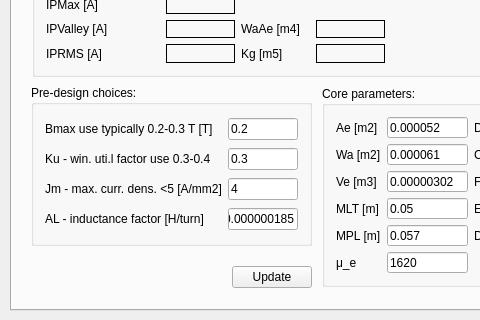
Before: the Qt Designer form FLySMPS.ui in aemeltsev/FLySMPS, drawn with Qt 5; both pictures show x 0 to 480 and y 170 to 490 of the 890 by 490 pixel window.
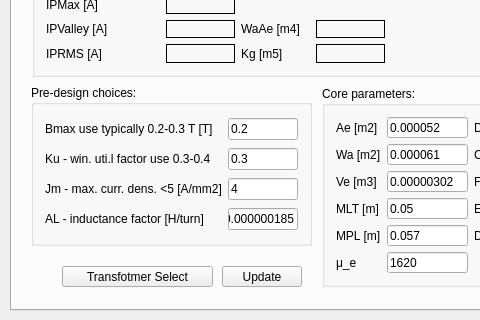
After: the same form once the commit is applied. The open tabs and pages were chosen to show the change. Icons and pictures are not drawn. Custom widgets are drawn as their Qt base class.

Commit message: feat: Update main ui

The edit to the form file:
```diff
--- a/FLySMPS.ui
+++ b/FLySMPS.ui
@@ -1478,16 +1478,29 @@
      <widget class="QPushButton" name="UpdateCoreParamPushButton">
       <property name="geometry">
        <rect>
-        <x>220</x>
+        <x>210</x>
         <y>410</y>
         <width>80</width>
-        <height>22</height>
+        <height>21</height>
        </rect>
       </property>
       <property name="text">
        <string>Update</string>
       </property>
      </widget>
+     <widget class="QPushButton" name="TransSelectPushButton">
+      <property name="geometry">
+       <rect>
+        <x>50</x>
+        <y>410</y>
+        <width>151</width>
+        <height>21</height>
+       </rect>
+      </property>
+      <property name="text">
+       <string>Transfotmer Select</string>
+      </property>
+     </widget>
     </widget>
     <widget class="QWidget" name="TransStruct">
      <attribute name="title">
```
Left out of the diff: 2 changed lines with no effect on the pictures.
